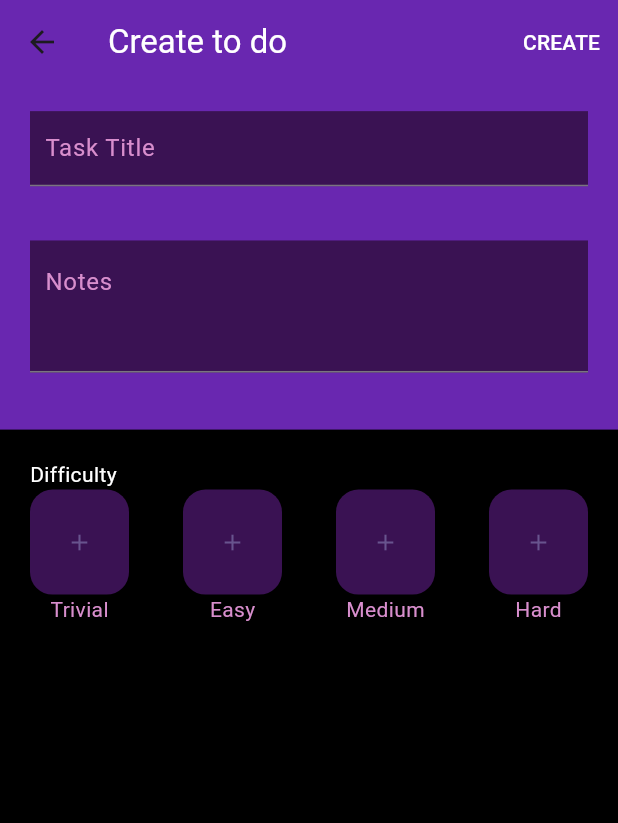
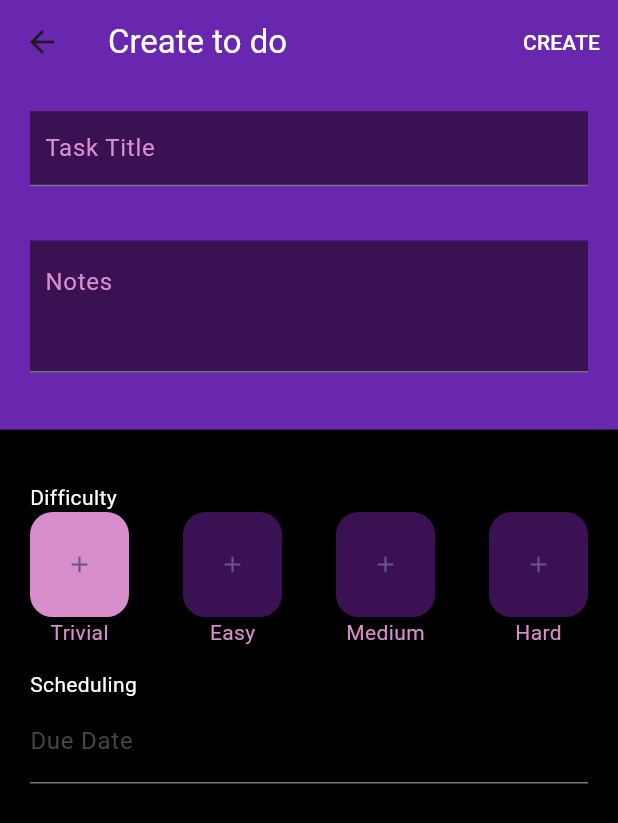
Before and after one commit to Iskander2323/to_do_list, a Flutter app: the FormToDoPage screen opened by its route, after a tap on the "add" icon, on a phone screen of 412 x 824 dp. Shown: the top 823 px of the screen. Run offline on Flutter 3.47's test engine with Material 3 defaults, Android fonts, the phone set to English and light mode, and no system bars; our stand-ins replace bloc, drift, equatable, flutter_bloc, go_router, sqlite3_flutter_libs; missing offline and left inert: sqlite3; accounts and stored records are empty; generated files the repository leaves out were written again.

Commit message:
created difficulty choosing buttons

```diff
--- a/lib/components/form_to_do/bloc/form_to_do_bloc.dart
+++ b/lib/components/form_to_do/bloc/form_to_do_bloc.dart
@@ -20,4 +20,6 @@ class FormToDoBloc extends Bloc<FormToDoEvent, FormToDoState> {
       CreateToDoEvent event, Emitter<FormToDoState> emit) async {
     _toDoRepository.insertOrUpdate(event.toDoModel);
   }
+
+  Future<void> _changeDifficulty() async {}
 }
--- a/lib/components/form_to_do/ui/form_to_do_page.dart
+++ b/lib/components/form_to_do/ui/form_to_do_page.dart
@@ -1,3 +1,5 @@
+import 'dart:developer';
+
 import 'package:flutter/material.dart';
 import 'package:flutter_bloc/flutter_bloc.dart';
 import 'package:test_project/components/form_to_do/bloc/form_to_do_bloc.dart';
@@ -7,23 +9,41 @@ import 'package:test_project/components/todo/data/model/todo_model.dart';
 
 class FormToDoPage extends StatefulWidget {
   const FormToDoPage({super.key});
+  @override
+  State<FormToDoPage> createState() => _FormToDoPageState();
+}
+
+class _FormToDoPageState extends State<FormToDoPage> {
+  late Difficulty difficulty;
+  late DateTime scheduling;
 
   @override
-  State<FormToDoPage> createState() => _FormToDoPageState();
+  void initState() {
+    super.initState();
+    difficulty = Difficulty.easy;
+    scheduling = DateTime.now();
   }
 
   Widget _diffucultyButton(String difficultyTitle) {
     return Column(
       children: [
         ElevatedButton.icon(
-        onPressed: () {},
+          onPressed: () {
+            setState(() {
+              difficulty = Difficulty.values.firstWhere(
+                  (element) => element.name == difficultyTitle.toLowerCase());
+            });
+          },
           label: Icon(Icons.add),
           style: ElevatedButton.styleFrom(
               minimumSize: Size(
                 50,
                 70,
               ),
-            backgroundColor: Color.fromARGB(255, 58, 18, 83),
+              backgroundColor:
+                  difficultyTitle.toLowerCase() == difficulty.name.toString()
+                      ? Color.fromARGB(255, 216, 142, 205)
+                      : Color.fromARGB(255, 58, 18, 83),
               shape: RoundedRectangleBorder(
                 borderRadius: BorderRadius.circular(15),
               )),
@@ -36,9 +56,20 @@ Widget _diffucultyButton(String difficultyTitle) {
     );
   }
 
-class _FormToDoPageState extends State<FormToDoPage> {
   final TextEditingController titleController = TextEditingController();
   final TextEditingController descriptionController = TextEditingController();
+  final TextEditingController dateTimeController = TextEditingController();
+
+  Future<void> dateTimePicker() async {
+    DateTime? date = await showDatePicker(
+        context: context, firstDate: DateTime.now(), lastDate: DateTime(2100));
+    if (date != null) {
+      setState(() {
+        scheduling = date;
+        dateTimeController.text = scheduling.toString();
+      });
+    }
+  }
 
   @override
   Widget build(BuildContext context) {
@@ -61,7 +92,7 @@ class _FormToDoPageState extends State<FormToDoPage> {
                     description: description,
                     checkList: <CheckListItemModel>[],
                     isCompleted: false,
-                    difficulty: Difficulty.easy,
+                    difficulty: difficulty,
                     deadline: DateTime.now(),
                     remindersTimeList: <RemindTimeModel>[],
                     createdTime: DateTime.now());
@@ -142,6 +173,13 @@ class _FormToDoPageState extends State<FormToDoPage> {
                             crossAxisAlignment: CrossAxisAlignment.start,
                             mainAxisAlignment: MainAxisAlignment.spaceEvenly,
                             children: [
+                              Padding(
+                                padding: EdgeInsets.symmetric(vertical: 15),
+                                child: Column(
+                                  crossAxisAlignment: CrossAxisAlignment.start,
+                                  mainAxisAlignment:
+                                      MainAxisAlignment.spaceEvenly,
+                                  children: [
                                     Text(
                                       'Difficulty',
                                       style: TextStyle(color: Colors.white),
@@ -155,7 +193,27 @@ class _FormToDoPageState extends State<FormToDoPage> {
                                         _diffucultyButton('Medium'),
                                         _diffucultyButton('Hard'),
                                       ],
-                              )
+                                    ),
+                                  ],
+                                ),
+                              ),
+                              Text(
+                                'Scheduling',
+                                style: TextStyle(color: Colors.white),
+                              ),
+                              Container(
+                                  width: constraints.maxWidth,
+                                  height: constraints.maxHeight * 0.09,
+                                  child: TextField(
+                                    controller: dateTimeController,
+                                    decoration: InputDecoration(
+                                        labelText: 'Due Date',
+                                        fillColor: Colors.white),
+                                    readOnly: true,
+                                    onTap: () {
+                                      dateTimePicker();
+                                    },
+                                  )),
                             ],
                           ),
                         )
--- a/lib/components/todo/ui/view/to_do_list.dart
+++ b/lib/components/todo/ui/view/to_do_list.dart
@@ -1,5 +1,3 @@
-import 'dart:developer';
-
 import 'package:flutter/material.dart';
 import 'package:flutter_bloc/flutter_bloc.dart';
 import 'package:go_router/go_router.dart';
```
Also changed, not shown: lib/components/form_to_do/ui/form_page.dart (added, +15 -0 lines). Lines whose indentation alone changed are shown as unchanged.
